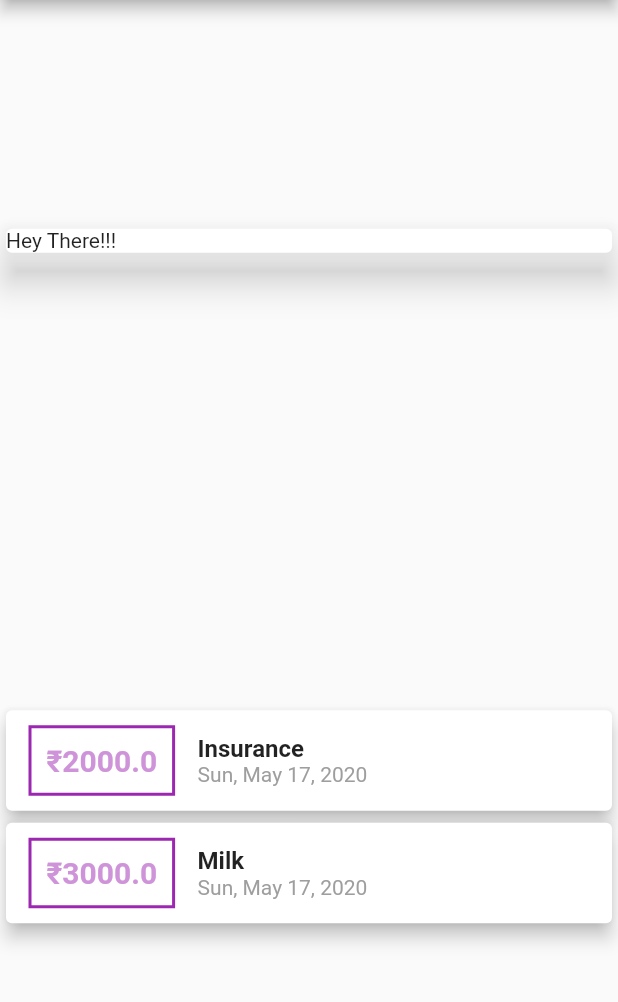
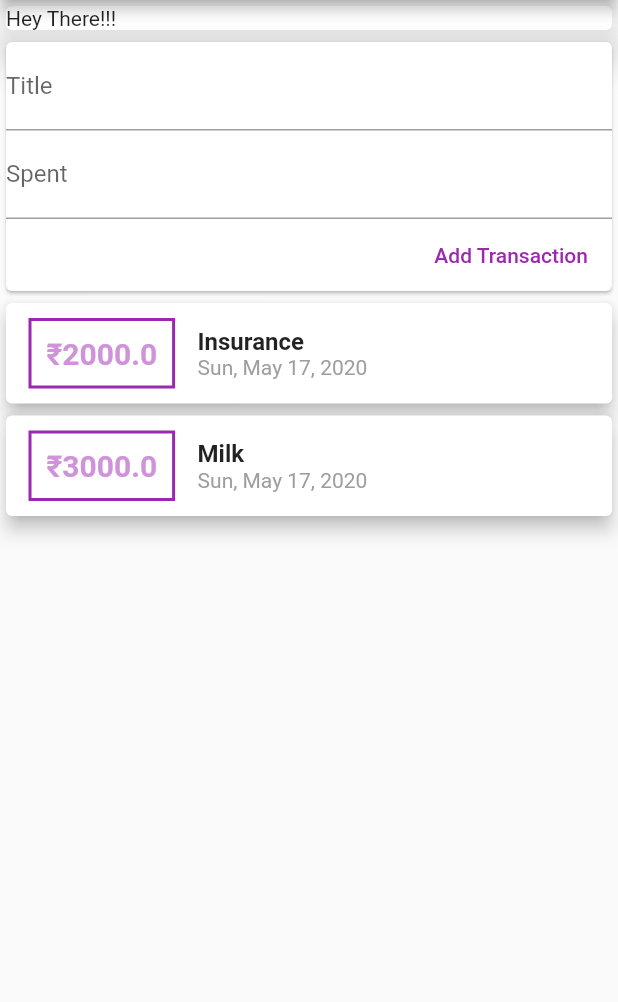
Before and after one commit to devmishrs/expense_planner, a Flutter app: the screen it shows after launch, on a phone screen of 412 x 824 dp, the part 84-1086 px from its top. Run offline on Flutter 3.47's test engine with Material 2 defaults, Android fonts, the phone set to English and light mode, and no system bars.

Commit message:
Done changes

```diff
--- a/lib/main.dart
+++ b/lib/main.dart
@@ -1,5 +1,6 @@
 import 'package:flutter/material.dart';
 import 'package:intl/intl.dart';
+
 import './transactions.dart';
 
 void main() => runApp(MyApp());
@@ -37,13 +38,38 @@ class ExpensePlanner extends StatelessWidget {
         title: Text('Expense Planner'),
       ),
       body: Column(
-        mainAxisAlignment: MainAxisAlignment.spaceAround,
+        // mainAxisAlignment: MainAxisAlignment.spaceAround,
         children: <Widget>[
           Container(
             width: double.infinity,
             child: Card(
               child: Text('Hey There!!!'),
               elevation: 10,
+            ),
+          ),
+          Card(
+            child: Column(
+              crossAxisAlignment: CrossAxisAlignment.end,
+              children: <Widget>[
+                TextField(
+                  decoration: InputDecoration(
+                    labelText: "Title",
+                  ),
+                ),
+                TextField(
+                  keyboardType: TextInputType.number,
+                  decoration: InputDecoration(
+                    labelText: 'Spent',
+                  ),
+                ),
+                FlatButton(
+                  child: Text(
+                    'Add Transaction',
+                  ),
+                  onPressed: () {},
+                  textColor: Colors.purple,
+                ),
+              ],
             ),
           ),
           Column(
```
